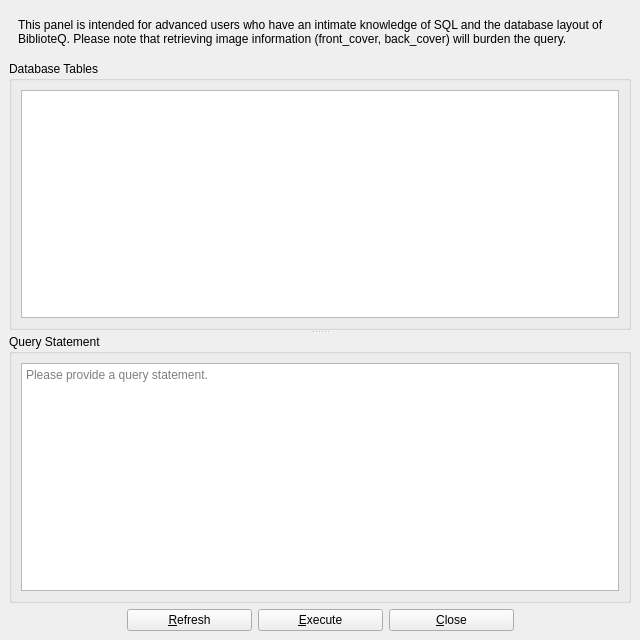
First picture: the form in UI/biblioteq_customquery.ui, repository textbrowser/biblioteq, before the edit.
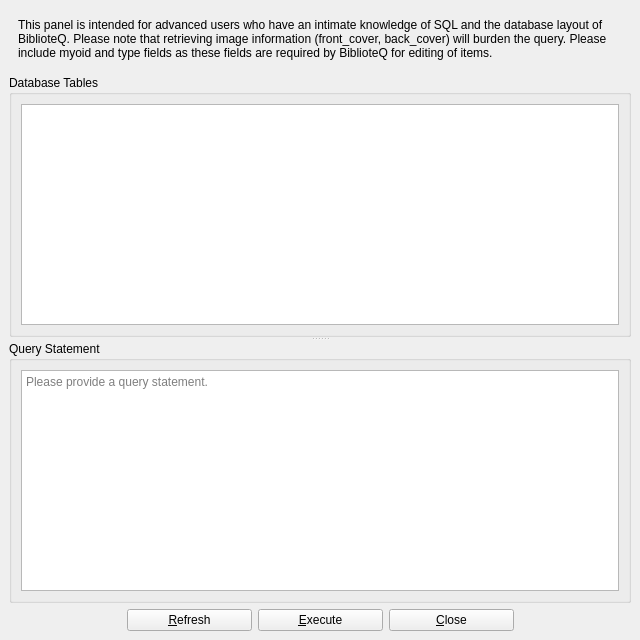
Second picture: the form after the edit. Icons and pictures are not drawn.

What changed in the file:
```diff
--- a/UI/biblioteq_customquery.ui
+++ b/UI/biblioteq_customquery.ui
@@ -25,7 +25,7 @@
        <item>
         <widget class="QLabel" name="label">
          <property name="text">
-          <string>This panel is intended for advanced users who have an intimate knowledge of SQL and the database layout of BiblioteQ. Please note that retrieving image information (front_cover, back_cover) will burden the query.</string>
+          <string>This panel is intended for advanced users who have an intimate knowledge of SQL and the database layout of BiblioteQ. Please note that retrieving image information (front_cover, back_cover) will burden the query. Please include myoid and type fields as these fields are required by BiblioteQ for editing of items.</string>
          </property>
          <property name="wordWrap">
           <bool>true</bool>
```
